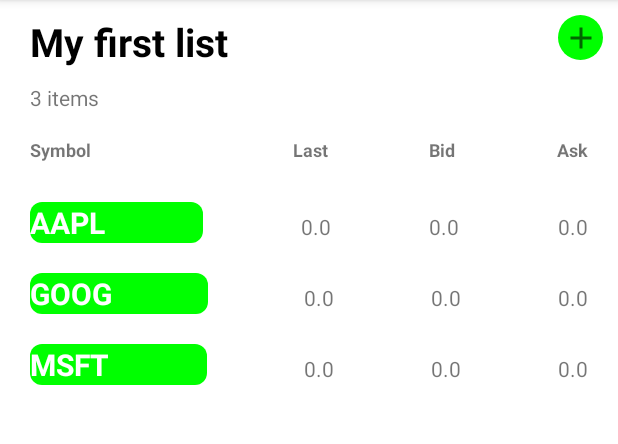
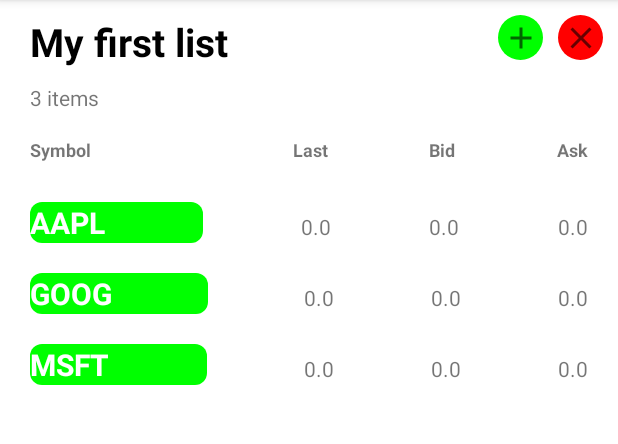
Before and after one commit to aky0419/My-Watchlist, an Android app: the screen it shows after launch (ItemDetailsActivity), after a tap on "My first list", on a phone screen of 412 x 824 dp, the part 84-528 px from its top. Run offline under Robolectric (Android 15) with nearby library versions, the phone set to English and light mode, and no system bars; our stand-ins replace Room's generated code, RxJava.

Commit message:
add delete watchlist function

```diff
--- a/app/src/main/java/com/example/tastytrademobilechallenge/Screens/watchlistDetail/ItemDetailsActivity.java
+++ b/app/src/main/java/com/example/tastytrademobilechallenge/Screens/watchlistDetail/ItemDetailsActivity.java
@@ -1,5 +1,7 @@
 package com.example.tastytrademobilechallenge.Screens.watchlistDetail;
 
+import android.app.AlertDialog;
+import android.content.DialogInterface;
 import android.content.Intent;
 import android.graphics.Canvas;
 import android.graphics.Color;
@@ -32,11 +34,11 @@ import java.util.List;
 
 import io.reactivex.disposables.CompositeDisposable;
 
-public class ItemDetailsActivity extends AppCompatActivity implements ItemRecyclerViewAdapter.OnSymbolListener {
+public class ItemDetailsActivity extends AppCompatActivity implements ItemRecyclerViewAdapter.OnSymbolListener{
     private static final String TAG = "ItemDetailsActivity";
 
-    TextView listNameTv, listCountTv;
-    ImageButton addItemBtn;
+    TextView listNameTv, listCountTv, symbolTextTv, askTextTv, bidTextTv, lastTextTv;
+    ImageButton addItemBtn, deleteListBtn;
     RecyclerView itemsRv;
     ItemRecyclerViewAdapter symbolListAdapter;
     List<String> itemsList;
@@ -55,17 +57,16 @@ public class ItemDetailsActivity extends AppCompatActivity implements ItemRecycl
         listCountTv = findViewById(R.id.item_detail_count_tv);
         addItemBtn = findViewById(R.id.item_detail_add_item_btn);
         itemsRv = findViewById(R.id.item_detail_rv);
+        symbolTextTv = findViewById(R.id.symbolText);
+        askTextTv = findViewById(R.id.askText);
+        bidTextTv = findViewById(R.id.bidText);
+        lastTextTv = findViewById(R.id.lastText);
+        deleteListBtn = findViewById(R.id.item_detail_delete_list_btn);
 
         compositeDisposable = new CompositeDisposable();
 
-        addItemBtn.setOnClickListener(new View.OnClickListener() {
-            @Override
-            public void onClick(View view) {
-                Intent intent = new Intent(ItemDetailsActivity.this, AddItemActivity.class);
-                intent.putExtra("watchListName", listName);
-                startActivity(intent);
-            }
-        });
+        addItemBtn.setOnClickListener(this::onClick);
+        deleteListBtn.setOnClickListener(this::onClick);
 
         Intent intent = getIntent();
         listName = intent.getStringExtra("watchListName");
@@ -73,8 +74,6 @@ public class ItemDetailsActivity extends AppCompatActivity implements ItemRecycl
         itemsList = new ArrayList<>();
 
         watchListItemViewModel = new ViewModelProvider(this).get(WatchListItemViewModel.class);
-
-        mWatchListWithSymbols = watchListItemViewModel.getSymbolsFromOneWatchList(listName).getValue();
 
         itemsRv.setLayoutManager(new LinearLayoutManager(this));
         symbolListAdapter = new ItemRecyclerViewAdapter(this, this);
@@ -85,10 +84,24 @@ public class ItemDetailsActivity extends AppCompatActivity implements ItemRecycl
                 .observe(this, new Observer<WatchListWithSymbols>() {
                     @Override
                     public void onChanged(WatchListWithSymbols watchListWithSymbols) {
-                        symbolListAdapter.setSymbols(watchListWithSymbols);
-                        mWatchListWithSymbols = watchListWithSymbols;
-                        listCountTv.setText(watchListWithSymbols.symbols.size() + " items");
-                        watchListItemViewModel.lastWatchListWithSymbols = watchListWithSymbols;
+                        if (watchListWithSymbols != null) {
+                            if (watchListWithSymbols.symbols.size() == 0) {
+                                symbolTextTv.setVisibility(View.GONE);
+                                askTextTv.setVisibility(View.GONE);
+                                bidTextTv.setVisibility(View.GONE);
+                                lastTextTv.setVisibility(View.GONE);
+                                listCountTv.setText("0 items");
+                            } else {
+                                symbolTextTv.setVisibility(View.VISIBLE);
+                                askTextTv.setVisibility(View.VISIBLE);
+                                bidTextTv.setVisibility(View.VISIBLE);
+                                lastTextTv.setVisibility(View.VISIBLE);
+                                listCountTv.setText(watchListWithSymbols.symbols.size() + " items");
+                            }
+                            symbolListAdapter.setSymbols(watchListWithSymbols);
+                            mWatchListWithSymbols = watchListWithSymbols;
+                            watchListItemViewModel.lastWatchListWithSymbols = watchListWithSymbols;
+                        }
                     }
                 });
 
@@ -147,7 +160,7 @@ public class ItemDetailsActivity extends AppCompatActivity implements ItemRecycl
     protected void onResume() {
         super.onResume();
         compositeDisposable.add(watchListItemViewModel.fetchAndUpdatePrice());
-        compositeDisposable.add(watchListItemViewModel.periodicallyFetchPrice());
+//        compositeDisposable.add(watchListItemViewModel.periodicallyFetchPrice());
     }
 
     @Override
@@ -173,4 +186,28 @@ public class ItemDetailsActivity extends AppCompatActivity implements ItemRecycl
         intent.putExtra("symbol", mWatchListWithSymbols.symbols.get(position).symbol);
         startActivity(intent);
     }
+
+    public void onClick(View view) {
+        switch (view.getId()){
+            case R.id.item_detail_add_item_btn:
+            Intent intent = new Intent(ItemDetailsActivity.this, AddItemActivity.class);
+            intent.putExtra("watchListName", listName);
+            startActivity(intent);
+
+            break;
+
+            case R.id.item_detail_delete_list_btn:
+                AlertDialog.Builder builder = new AlertDialog.Builder(this);
+                builder.setMessage("Are you sure you want to delete the watchList?")
+                        .setPositiveButton("Cancel", null)
+                        .setNegativeButton("Yes", new DialogInterface.OnClickListener() {
+                            @Override
+                            public void onClick(DialogInterface dialogInterface, int i) {
+                                watchListItemViewModel.deleteWatchList(mWatchListWithSymbols.mWatchList);
+                                finish();
+                            }
+                        }).create().show();
+            break;
+        }
+    }
 }
--- a/app/src/main/java/com/example/tastytrademobilechallenge/Screens/watchlistDetail/adapters/ItemRecyclerViewAdapter.java
+++ b/app/src/main/java/com/example/tastytrademobilechallenge/Screens/watchlistDetail/adapters/ItemRecyclerViewAdapter.java
@@ -46,6 +46,7 @@ public class ItemRecyclerViewAdapter extends RecyclerView.Adapter<RecyclerView.V
 
     @Override
     public int getItemCount() {
+        if (mWatchListWithSymbols == null) return 0;
         return mWatchListWithSymbols.symbols.size();
     }
 
--- /dev/null
+++ b/app/src/main/res/drawable/ic_baseline_clear_24.xml
@@ -0,0 +1,10 @@
+<vector xmlns:android="http://schemas.android.com/apk/res/android"
+    android:width="24dp"
+    android:height="24dp"
+    android:viewportWidth="24"
+    android:viewportHeight="24"
+    android:tint="?attr/colorControlNormal">
+  <path
+      android:fillColor="@android:color/white"
+      android:pathData="M19,6.41L17.59,5 12,10.59 6.41,5 5,6.41 10.59,12 5,17.59 6.41,19 12,13.41 17.59,19 19,17.59 13.41,12z"/>
+</vector>
--- /dev/null
+++ b/app/src/main/res/drawable/main_deletelistbtn_bg.xml
@@ -0,0 +1,5 @@
+<?xml version="1.0" encoding="utf-8"?>
+<shape xmlns:android="http://schemas.android.com/apk/res/android"
+    android:shape="oval">
+    <solid android:color="@color/red"/>
+</shape>
--- a/app/src/main/res/layout/activity_item_details.xml
+++ b/app/src/main/res/layout/activity_item_details.xml
@@ -14,6 +14,10 @@
         android:textStyle="bold"
         android:textSize="26sp"
         android:textColor="@color/black"/>
+<LinearLayout
+    android:layout_width="wrap_content"
+    android:layout_height="wrap_content"
+    android:layout_alignParentRight="true">
 
     <ImageButton
         android:id="@+id/item_detail_add_item_btn"
@@ -21,7 +25,17 @@
         android:layout_height="30dp"
         android:background="@drawable/main_addlistbtn_bg"
         android:src="@drawable/ic_baseline_add_24"
-        android:layout_alignParentRight="true"/>
+        android:layout_marginRight="10dp"/>
+
+    <ImageButton
+        android:id="@+id/item_detail_delete_list_btn"
+        android:layout_width="30dp"
+        android:layout_height="30dp"
+        android:background="@drawable/main_deletelistbtn_bg"
+        android:src="@drawable/ic_baseline_clear_24"
+        android:layout_toRightOf="@id/item_detail_add_item_btn"
+        android:onClick="onClick"/>
+</LinearLayout>
 
 
     <TextView
@@ -44,6 +58,7 @@
 
 
         <TextView
+            android:id="@+id/symbolText"
             android:layout_width="wrap_content"
             android:layout_height="wrap_content"
             android:layout_weight="1"
@@ -53,6 +68,7 @@
             android:gravity="center|start" />
 
         <TextView
+            android:id="@+id/lastText"
             android:layout_width="wrap_content"
             android:layout_height="match_parent"
             android:text="Last"
@@ -62,6 +78,7 @@
             android:gravity="center|end" />
 
         <TextView
+            android:id="@+id/bidText"
             android:layout_width="wrap_content"
             android:layout_height="match_parent"
             android:text="Bid"
@@ -72,6 +89,7 @@
 
 
         <TextView
+            android:id="@+id/askText"
             android:layout_width="wrap_content"
             android:layout_height="match_parent"
             android:text="Ask"
--- a/app/src/main/res/values/colors.xml
+++ b/app/src/main/res/values/colors.xml
@@ -10,5 +10,6 @@
     <color name = "green">#00ff00</color>
     <color name="grey_7d7d7d">#7d7d7d</color>
     <color name="green_grey">#b0bdb7</color>
+    <color name="red">#FF0000</color>
 
 </resources>
```
